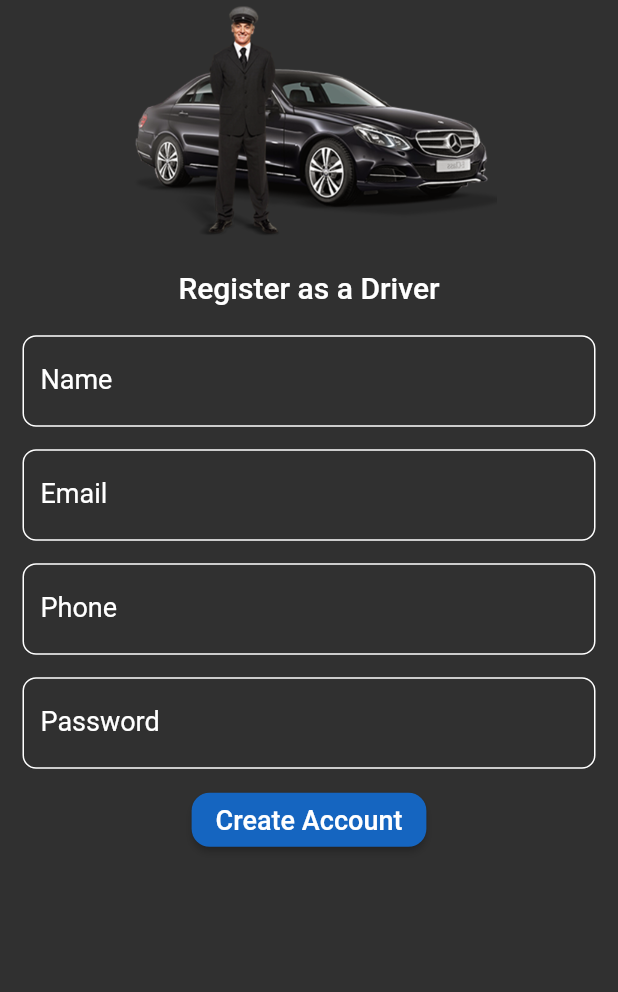
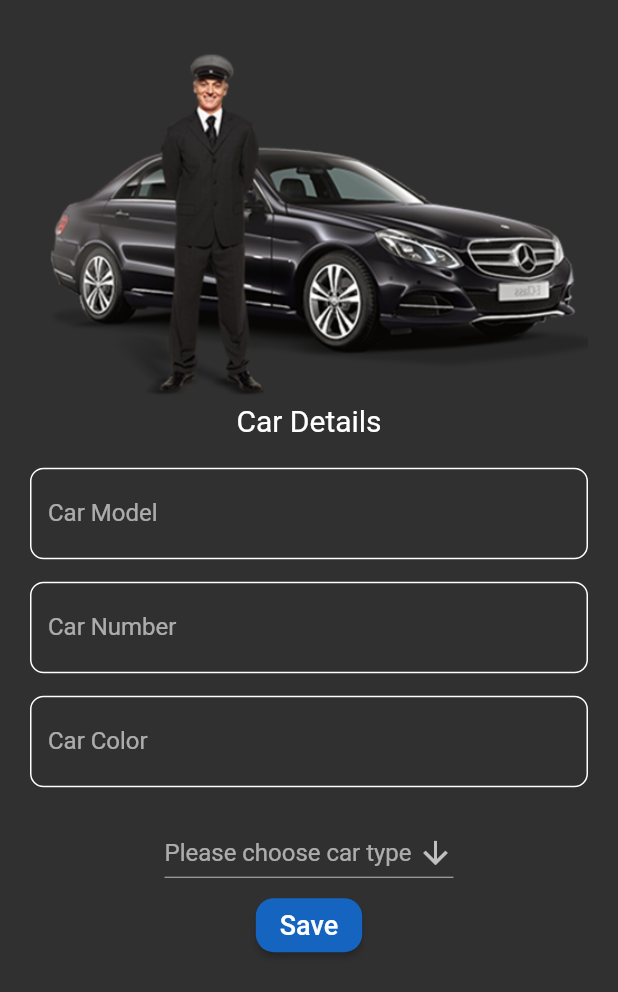
Before and after one commit to Sameradel11/Uber-DriverApp, a Flutter app: the screen it shows after launch, after a tap on "Create Account", on a phone screen of 412 x 824 dp. Shown: the top 992 px of the screen. Run offline on Flutter 3.47's test engine with Material 2 defaults, Android fonts, the phone set to English and light mode, and no system bars; our stand-ins replace go_router.

Commit message:
car details  view

```diff
--- /dev/null
+++ b/lib/Features/Autentication/presentation/views/car_details.dart
@@ -0,0 +1,14 @@
+import 'package:flutter/material.dart';
+
+import 'widgets/car_details_body.dart';
+
+class CarDetails extends StatelessWidget {
+  const CarDetails({super.key});
+
+  @override
+  Widget build(BuildContext context) {
+    return const Scaffold(
+      body: CarDetailsBody(),
+    );
+  }
+}
--- a/lib/Features/Autentication/presentation/views/signin.dart
+++ b/lib/Features/Autentication/presentation/views/signin.dart
@@ -1,7 +1,9 @@
 import 'package:drivers_app/Features/Autentication/presentation/views/widgets/textfield_column.dart';
 import 'package:drivers_app/Features/splash/presentation/views/const.dart';
+import 'package:drivers_app/core/app_routes.dart';
 import 'package:drivers_app/core/style.dart';
 import 'package:flutter/material.dart';
+import 'package:go_router/go_router.dart';
 
 class SignIN extends StatelessWidget {
   const SignIN({super.key});
@@ -12,10 +14,10 @@ class SignIN extends StatelessWidget {
       body: SingleChildScrollView(
         child: SafeArea(
             child: Column(
+          mainAxisAlignment: MainAxisAlignment.center,
           children: [
             Image.asset(
               KlogoPath,
-              scale: 2,
             ),
             const SizedBox(
               height: 20,
@@ -32,7 +34,8 @@ class SignIN extends StatelessWidget {
                         borderRadius: BorderRadius.circular(12))),
                     backgroundColor:
                         MaterialStateProperty.all(Colors.blue.shade800)),
-                onPressed: () {},
+                onPressed: () =>
+                    GoRouter.of(context).push(AppRoutes.Kcardetails),
                 child: const Text(
                   "Create Account",
                   style: Style.textstyle18,
--- /dev/null
+++ b/lib/Features/Autentication/presentation/views/widgets/car_details_body.dart
@@ -0,0 +1,96 @@
+import 'package:drivers_app/Features/splash/presentation/views/const.dart';
+import 'package:drivers_app/core/app_routes.dart';
+import 'package:drivers_app/core/custom_text_field.dart';
+import 'package:drivers_app/core/style.dart';
+import 'package:flutter/material.dart';
+import 'package:go_router/go_router.dart';
+
+class CarDetailsBody extends StatefulWidget {
+  const CarDetailsBody({super.key});
+
+  @override
+  State<CarDetailsBody> createState() => _CarDetailsBodyState();
+}
+
+class _CarDetailsBodyState extends State<CarDetailsBody> {
+  String? selectedvalue;
+  Widget build(BuildContext context) {
+    return SingleChildScrollView(
+      child: SafeArea(
+        child: Padding(
+          padding: const EdgeInsets.symmetric(horizontal: 20, vertical: 30),
+          child: Column(
+            children: [
+              Image.asset(KlogoPath),
+              const Text(
+                "Car Details",
+                style: Style.textstyle20,
+              ),
+              const SizedBox(
+                height: 20,
+              ),
+              const CustomTextField(
+                  label: Text(
+                "Car Model",
+                style: Style.textstyle16,
+              )),
+              const SizedBox(
+                height: 15,
+              ),
+              const CustomTextField(
+                  label: Text(
+                "Car Number",
+                style: Style.textstyle16,
+              )),
+              const SizedBox(
+                height: 15,
+              ),
+              const CustomTextField(
+                  label: Text(
+                "Car Color",
+                style: Style.textstyle16,
+              )),
+              const SizedBox(height: 20),
+              DropdownButton(
+                icon: const Icon(Icons.arrow_downward),
+                alignment: Alignment.center,
+                value: selectedvalue,
+                hint: const Text("Please choose car type "),
+                items: const [
+                  DropdownMenuItem(
+                    value: "Uber X",
+                    child: Text("Uber X"),
+                  ),
+                  DropdownMenuItem(
+                    value: "Uber Scotter",
+                    child: Text("Uber Scotter"),
+                  ),
+                  DropdownMenuItem(
+                    value: "Uber go",
+                    child: Text("Uber go"),
+                  ),
+                ],
+                onChanged: (dynamic value) {
+                  selectedvalue = value.toString();
+                  setState(() {});
+                },
+              ),
+              ElevatedButton(
+                  style: ButtonStyle(
+                      shape: MaterialStateProperty.all(RoundedRectangleBorder(
+                          borderRadius: BorderRadius.circular(12))),
+                      backgroundColor:
+                          MaterialStateProperty.all(Colors.blue.shade800)),
+                  onPressed: () =>
+                      GoRouter.of(context).push(AppRoutes.Kcardetails),
+                  child: const Text(
+                    "Save",
+                    style: Style.textstyle18,
+                  )),
+            ],
+          ),
+        ),
+      ),
+    );
+  }
+}
--- a/lib/Features/splash/presentation/views/splash_view.dart
+++ b/lib/Features/splash/presentation/views/splash_view.dart
@@ -1,17 +1,17 @@
 import 'dart:async';
+import 'package:drivers_app/Features/splash/presentation/views/const.dart';
+import 'package:drivers_app/core/app_routes.dart';
+import 'package:flutter/material.dart';
+import 'package:go_router/go_router.dart';
 
-import 'package:drivers_app/Features/home/presentation/views/main_view.dart';
-import 'package:drivers_app/Features/splash/presentation/views/const.dart';
-import 'package:flutter/material.dart';
-
-class MySplashScreen extends StatefulWidget {
-  const MySplashScreen({super.key});
+class MySplashView extends StatefulWidget {
+  const MySplashView({super.key});
 
   @override
-  State<MySplashScreen> createState() => _MySplashScreenState();
+  State<MySplashView> createState() => _MySplashViewState();
 }
 
-class _MySplashScreenState extends State<MySplashScreen> {
+class _MySplashViewState extends State<MySplashView> {
   @override
   void initState() {
     startTimer();
@@ -35,8 +35,7 @@ class _MySplashScreenState extends State<MySplashScreen> {
 
   startTimer() {
     Timer(const Duration(seconds: 2), () async {
-      Navigator.push(
-          context, MaterialPageRoute(builder: (context) => const MainView()));
+      GoRouter.of(context).push(AppRoutes.KSignIN);
     });
   }
 }
--- /dev/null
+++ b/lib/core/app_routes.dart
@@ -0,0 +1,29 @@
+import 'package:drivers_app/Features/Autentication/presentation/views/car_details.dart';
+import 'package:drivers_app/Features/Autentication/presentation/views/signin.dart';
+import 'package:drivers_app/Features/earning/presentation/views/earning_view.dart';
+import 'package:drivers_app/Features/home/presentation/views/home_view.dart';
+import 'package:drivers_app/Features/profile/presentation/views/profile_view.dart';
+import 'package:drivers_app/Features/rating/presentation/views/rating_view.dart';
+import 'package:drivers_app/Features/splash/presentation/views/splash_view.dart';
+import 'package:go_router/go_router.dart';
+
+abstract class AppRoutes {
+  static const KHomeView = '/home';
+  static const KSignIN = '/signin';
+  static const Kearning = '/earnings';
+  static const Kprofile = '/profile';
+  static const Krating = '/rating';
+  static const Kcardetails = '/cardetails';
+
+  static final router = GoRouter(routes: [
+    GoRoute(path: '/', builder: (context, state) => const MySplashView()),
+    GoRoute(path: '/signin', builder: (context, state) => const SignIN()),
+    GoRoute(path: '/home', builder: (context, state) => const HomeView()),
+    GoRoute(
+        path: '/earnings', builder: (context, state) => const EarningView()),
+    GoRoute(path: '/profile', builder: (context, state) => const ProfileView()),
+    GoRoute(path: '/rating', builder: (context, state) => const RatingView()),
+    GoRoute(
+        path: '/cardetails', builder: (context, state) => const CarDetails())
+  ]);
+}
--- a/lib/main.dart
+++ b/lib/main.dart
@@ -1,4 +1,4 @@
-import 'package:drivers_app/Features/Autentication/presentation/views/signin.dart';
+import 'package:drivers_app/core/app_routes.dart';
 import 'package:flutter/material.dart';
 
 void main() {
@@ -10,10 +10,10 @@ class DriverApp extends StatelessWidget {
 
   @override
   Widget build(BuildContext context) {
-    return MaterialApp(
+    return MaterialApp.router(
+      routerConfig: AppRoutes.router,
       theme: ThemeData(brightness: Brightness.dark),
       debugShowCheckedModeBanner: false,
-      home: const SignIN(),
       title: "Drivers App",
     );
   }
```
Also changed, not shown: pubspec.yaml (+4 -11 lines), pubspec.lock.
